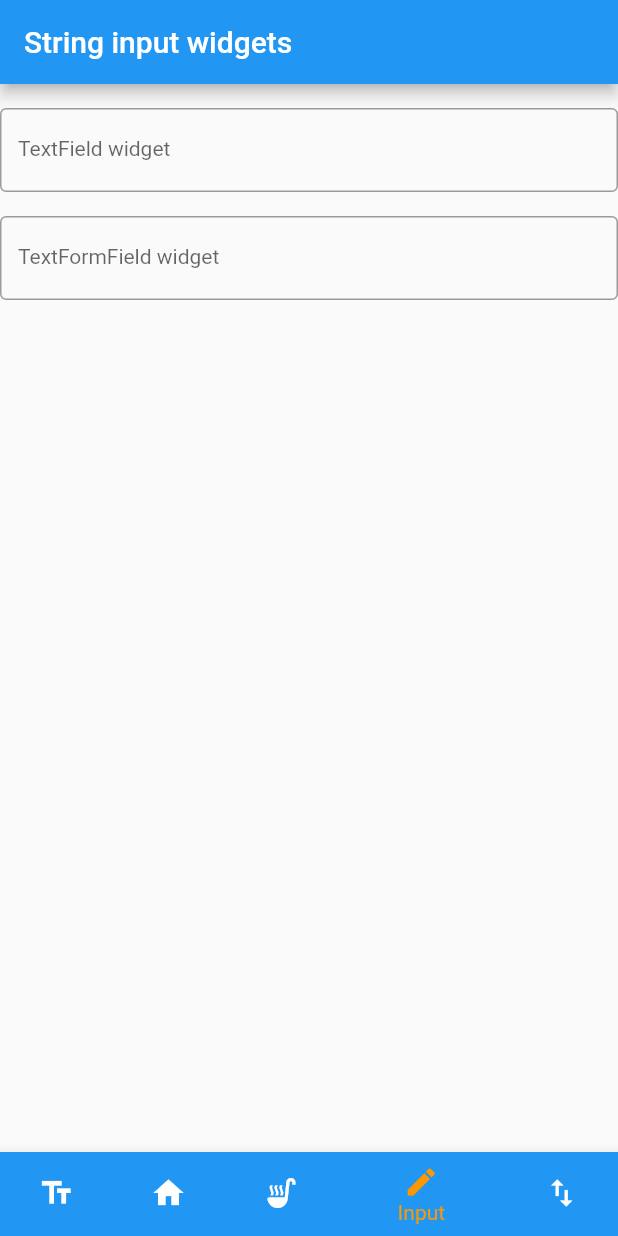
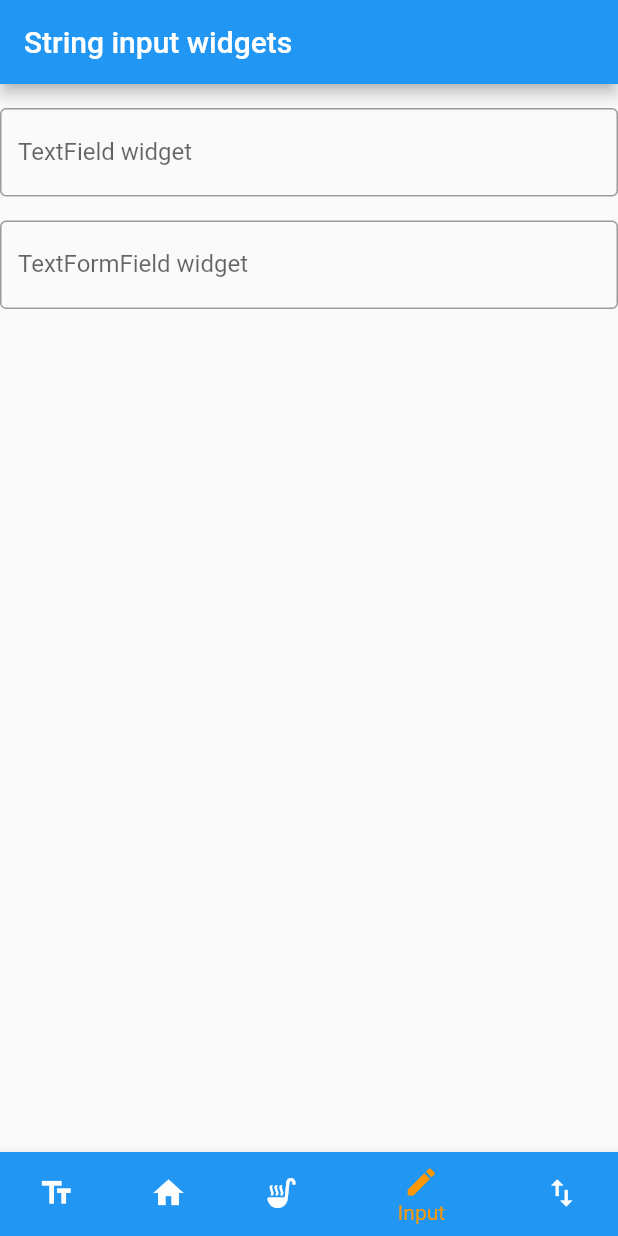
Before and after one commit to yfujiki/dynamic_size_text, a Flutter app: the screen it shows after launch, item 4 of the bottom bar chosen, on a phone screen of 412 x 824 dp. Run offline on Flutter 3.47's test engine with Material 2 defaults, Android fonts, the phone set to English and light mode, and no system bars.

Commit message:
Looks like default material theme sets it as 16.

```diff
--- a/lib/my_text_field.dart
+++ b/lib/my_text_field.dart
@@ -42,7 +42,7 @@ class MyTextField extends StatelessWidget {
   @override
   Widget build(BuildContext context) {
     final fontSize = style?.fontSize == null
-        ? 14 / MediaQuery.textScaleFactorOf(context)
+        ? 16 / MediaQuery.textScaleFactorOf(context)
         : style!.fontSize! / MediaQuery.textScaleFactorOf(context);
     final textStyle = style == null
         ? TextStyle(fontSize: fontSize)
--- a/lib/my_text_form_field.dart
+++ b/lib/my_text_form_field.dart
@@ -46,7 +46,7 @@ class MyTextFormField extends StatelessWidget {
   @override
   Widget build(BuildContext context) {
     final fontSize = style?.fontSize == null
-        ? 14 / MediaQuery.textScaleFactorOf(context)
+        ? 16 / MediaQuery.textScaleFactorOf(context)
         : style!.fontSize! / MediaQuery.textScaleFactorOf(context);
     final textStyle = style == null
         ? TextStyle(fontSize: fontSize)
```
